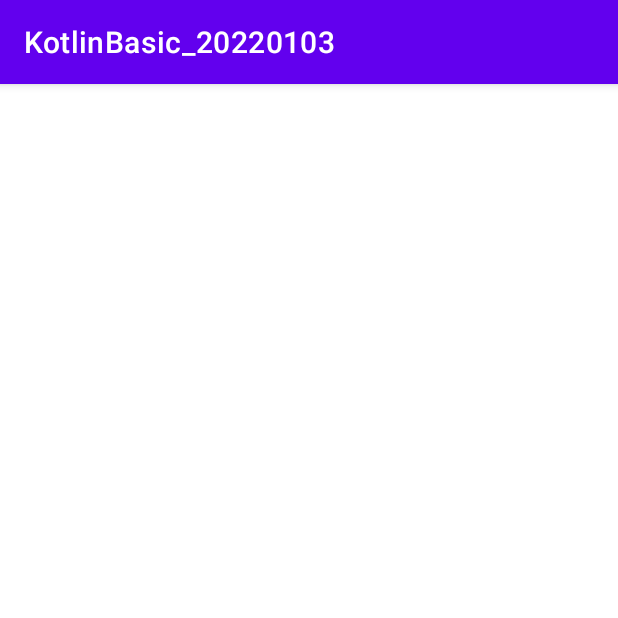
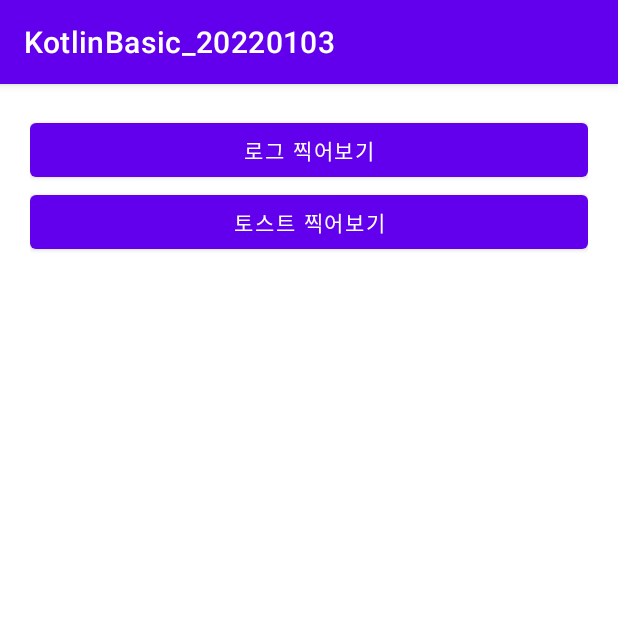
Before and after one commit to ooooo5h/KotlinBasic_20220103, an Android app: the screen it shows after launch (MainActivity), on a phone screen of 412 x 824 dp, the top half of it. Run offline under Robolectric (Android 15) with nearby library versions, the phone set to English and light mode, and no system bars.

Commit message:
버튼 2개 추가

```diff
--- a/app/src/main/res/layout/activity_main.xml
+++ b/app/src/main/res/layout/activity_main.xml
@@ -4,8 +4,18 @@
     xmlns:tools="http://schemas.android.com/tools"
     android:layout_width="match_parent"
     android:layout_height="match_parent"
+    android:orientation="vertical"
+    android:padding="20dp"
     tools:context=".MainActivity">
 
+    <Button
+        android:layout_width="match_parent"
+        android:layout_height="wrap_content"
+        android:text="로그 찍어보기" />
 
+    <Button
+        android:layout_width="match_parent"
+        android:layout_height="wrap_content"
+        android:text="토스트 찍어보기" />
 
 </LinearLayout>
```
